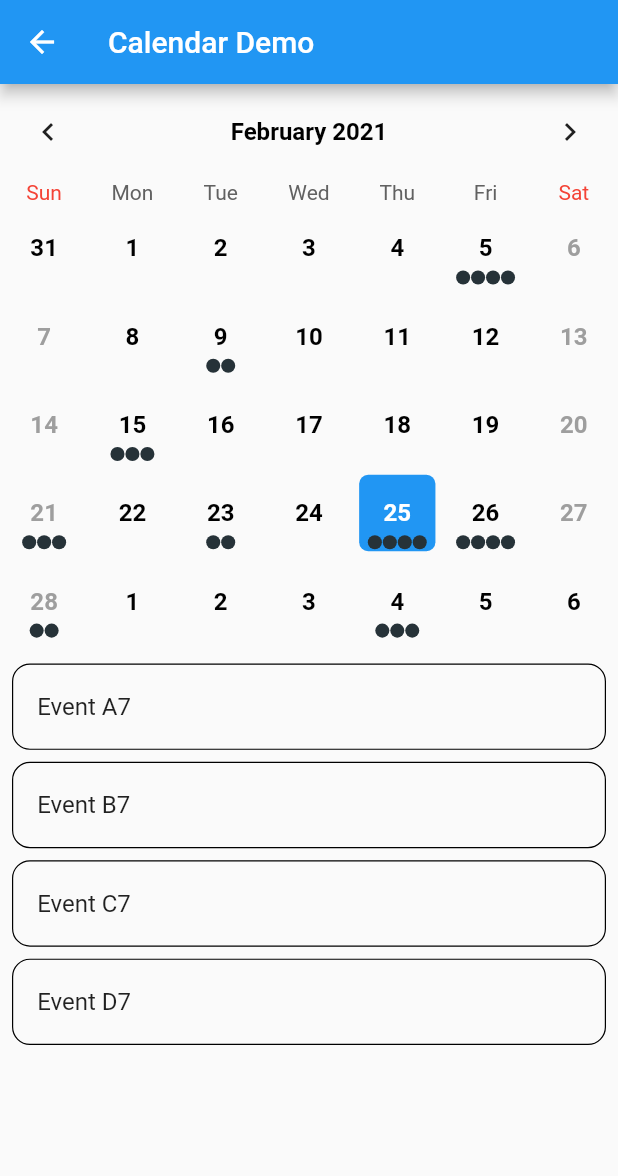
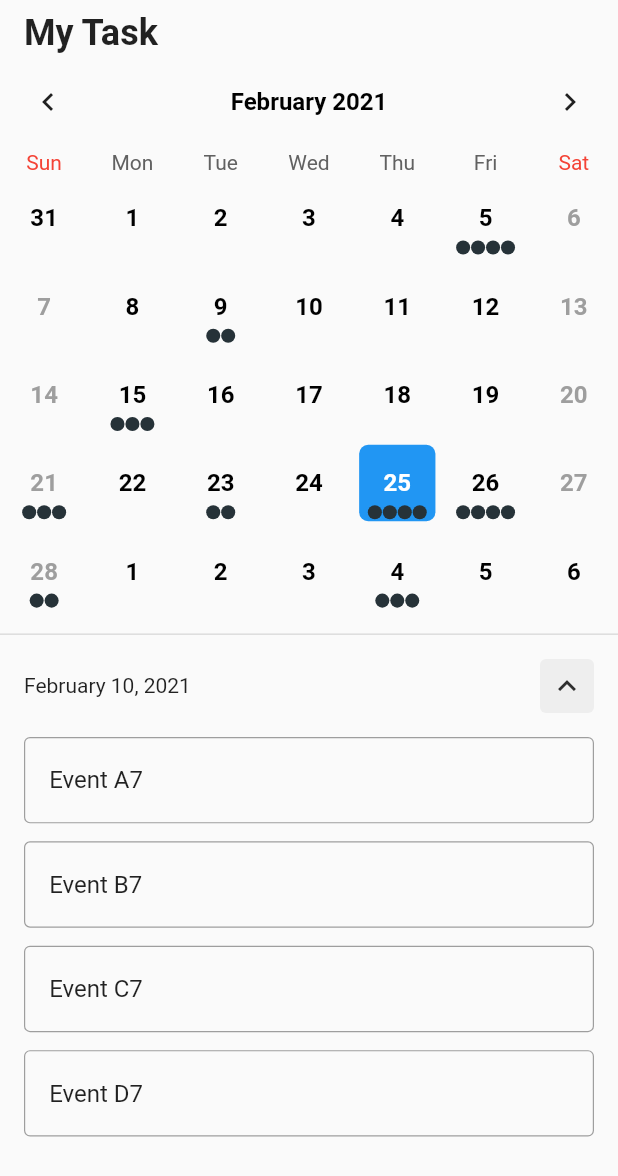
Before and after one commit to afhslll/explore_flutter, a Flutter app: the CalendarScreen screen opened by its route, on a phone screen of 412 x 824 dp. Shown: the top 1176 px of the screen. Run offline on Flutter 3.47's test engine with Material 2 defaults, Android fonts, the phone set to English and light mode, and no system bars; drawn by our look-alikes of table_calendar; our stand-ins replace connectivity, get_it; project files that could hold a hidden picture were left out.

Commit message:
Show/hide calendar

```diff
--- a/lib/ui/view/calendar/calendar_screen.dart
+++ b/lib/ui/view/calendar/calendar_screen.dart
@@ -1,3 +1,5 @@
+import 'package:explore_flutter/core/constant/measurements_constant.dart';
+import 'package:explore_flutter/ui/shared/theme_color.dart';
 import 'package:flutter/material.dart';
 import 'package:table_calendar/table_calendar.dart';
 
@@ -16,6 +18,7 @@ class _CalendarScreenState extends State<CalendarScreen>
   List _selectedEvents;
   AnimationController _animationController;
   CalendarController _calendarController;
+  bool _showCalendar = true;
 
   @override
   void initState() {
@@ -114,18 +117,64 @@ class _CalendarScreenState extends State<CalendarScreen>
   @override
   Widget build(BuildContext context) {
     return Scaffold(
-      appBar: AppBar(
-        title: Text('Calendar Demo'),
-      ),
-      body: Column(
+      body: SafeArea(
+        bottom: false,
+        child: Column(
           mainAxisSize: MainAxisSize.max,
           children: <Widget>[
-          // Switch out 2 lines below to play with TableCalendar's settings
-          //-----------------------
-          // _buildTableCalendar(),
+            _buildeader(),
             _buildTableCalendarWithBuilders(),
-          const SizedBox(height: 8.0),
             Expanded(child: _buildEventList()),
+          ],
+        ),
+      ),
+    );
+  }
+
+  Widget _buildeader() {
+    return Padding(
+      padding: EdgeInsets.fromLTRB(16, 8, 16, _showCalendar ? 0 : 16),
+      child: Row(
+        mainAxisAlignment: MainAxisAlignment.spaceBetween,
+        children: [
+          Expanded(
+            child: Column(
+              crossAxisAlignment: CrossAxisAlignment.stretch,
+              children: [
+                Text('My Task',
+                    style: TextStyle(
+                      fontWeight: FontWeight.bold,
+                      fontSize: 24,
+                    )),
+                Visibility(
+                  visible: !_showCalendar,
+                  child: Padding(
+                    padding: EdgeInsets.only(top: 6.0),
+                    child: Text('February 10, 2021'),
+                  ),
+                )
+              ],
+            ),
+          ),
+          Visibility(
+            visible: !_showCalendar,
+            child: InkWell(
+              onTap: () {
+                setState(() {
+                  _showCalendar = true;
+                });
+              },
+              child: Container(
+                padding: EdgeInsets.all(6),
+                decoration: BoxDecoration(
+                  borderRadius: BorderRadius.circular(
+                      ConstantMeasurements.smallBorderRadius),
+                  color: ThemeColor.lightgrey,
+                ),
+                child: Icon(Icons.event, color: ThemeColor.black),
+              ),
+            ),
+          )
         ],
       ),
     );
@@ -159,7 +208,11 @@ class _CalendarScreenState extends State<CalendarScreen>
 
   // More advanced TableCalendar configuration (using Builders & Styles)
   Widget _buildTableCalendarWithBuilders() {
-    return TableCalendar(
+    return Visibility(
+      visible: _showCalendar,
+      child: Column(
+        children: [
+          TableCalendar(
             locale: 'en_US',
             calendarController: _calendarController,
             events: _events,
@@ -170,28 +223,41 @@ class _CalendarScreenState extends State<CalendarScreen>
             calendarStyle: CalendarStyle(
               outsideDaysVisible: true,
               weekdayStyle: TextStyle(
-            fontWeight: FontWeight.bold, color: Colors.black, fontSize: 16),
+                  fontWeight: FontWeight.bold,
+                  color: Colors.black,
+                  fontSize: 16),
               weekendStyle: TextStyle(
-            fontWeight: FontWeight.bold, color: Colors.grey, fontSize: 16),
+                  fontWeight: FontWeight.bold,
+                  color: Colors.grey,
+                  fontSize: 16),
               eventDayStyle: TextStyle(
-            fontWeight: FontWeight.bold, color: Colors.black, fontSize: 16),
+                  fontWeight: FontWeight.bold,
+                  color: Colors.black,
+                  fontSize: 16),
               outsideStyle: TextStyle(
-            fontWeight: FontWeight.bold, color: Colors.black, fontSize: 16),
+                  fontWeight: FontWeight.bold,
+                  color: Colors.black,
+                  fontSize: 16),
               outsideWeekendStyle: TextStyle(
-            fontWeight: FontWeight.bold, color: Colors.grey, fontSize: 16),
+                  fontWeight: FontWeight.bold,
+                  color: Colors.grey,
+                  fontSize: 16),
             ),
             headerStyle: HeaderStyle(
               centerHeaderTitle: true,
               formatButtonVisible: false,
               titleTextStyle: TextStyle(
-            fontWeight: FontWeight.bold, color: Colors.black, fontSize: 16),
+                  fontWeight: FontWeight.bold,
+                  color: Colors.black,
+                  fontSize: 16),
             ),
             builders: CalendarBuilders(
               dowWeekdayBuilder: (context, value) => _buildDowWeek(value),
               dowWeekendBuilder: (context, value) => _buildDowWeek(value),
               selectedDayBuilder: (context, date, _) {
                 return FadeTransition(
-            opacity: Tween(begin: 0.0, end: 1.0).animate(_animationController),
+                  opacity:
+                      Tween(begin: 0.0, end: 1.0).animate(_animationController),
                   child: Container(
                     margin: EdgeInsets.all(4),
                     decoration: BoxDecoration(
@@ -247,6 +313,14 @@ class _CalendarScreenState extends State<CalendarScreen>
             },
             onVisibleDaysChanged: _onVisibleDaysChanged,
             onCalendarCreated: _onCalendarCreated,
+          ),
+          SizedBox(height: 12),
+          Divider(
+            thickness: 1,
+            height: 1,
+          )
+        ],
+      ),
     );
   }
 
@@ -275,21 +349,56 @@ class _CalendarScreenState extends State<CalendarScreen>
   }
 
   Widget _buildEventList() {
-    return ListView(
+    return Column(
+      children: [
+        Visibility(
+          visible: _showCalendar,
+          child: Padding(
+            padding: const EdgeInsets.symmetric(horizontal: 16.0, vertical: 16),
+            child: Row(
+                mainAxisAlignment: MainAxisAlignment.spaceBetween,
+                children: [
+                  Text('February 10, 2021'),
+                  InkWell(
+                    onTap: () {
+                      setState(() {
+                        _showCalendar = false;
+                      });
+                    },
+                    child: Container(
+                      padding: EdgeInsets.all(6),
+                      decoration: BoxDecoration(
+                        borderRadius: BorderRadius.circular(
+                            ConstantMeasurements.smallBorderRadius),
+                        color: ThemeColor.lightgrey,
+                      ),
+                      child: Icon(Icons.keyboard_arrow_up,
+                          color: ThemeColor.black),
+                    ),
+                  )
+                ]),
+          ),
+        ),
+        Expanded(
+          child: ListView(
+            padding: EdgeInsets.symmetric(horizontal: 16),
             children: _selectedEvents
                 .map((event) => Container(
                       decoration: BoxDecoration(
-                  border: Border.all(width: 0.8),
-                  borderRadius: BorderRadius.circular(12.0),
+                        border: Border.all(width: 0.8, color: ThemeColor.grey),
+                        borderRadius: BorderRadius.circular(
+                            ConstantMeasurements.smallBorderRadius),
                       ),
-                margin:
-                    const EdgeInsets.symmetric(horizontal: 8.0, vertical: 4.0),
+                      margin: const EdgeInsets.only(bottom: 12),
                       child: ListTile(
                         title: Text(event.toString()),
                         onTap: () => print('$event tapped!'),
                       ),
                     ))
                 .toList(),
+          ),
+        ),
+      ],
     );
   }
 }
```
Also changed, not shown: 1 other file. Lines whose indentation alone changed are shown as unchanged.
